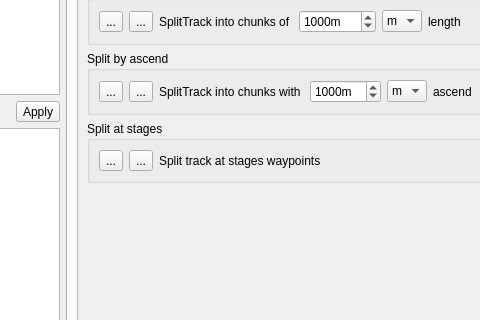
Qt form src/ITrackFilterWidget.ui (ntruchsess/QLandkarteGT) before a commit; both pictures show x 207 to 687 and y 191 to 511 of the 1068 by 605 pixel window.
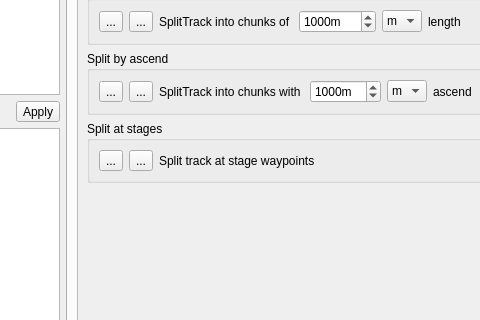
The same form after that commit. The open tabs and pages were chosen to show the change. Icons and pictures are not drawn.

The edit to the form file:
```diff
--- a/src/ITrackFilterWidget.ui
+++ b/src/ITrackFilterWidget.ui
@@ -763,8 +763,8 @@
            <rect>
             <x>0</x>
             <y>0</y>
-            <width>760</width>
-            <height>503</height>
+            <width>776</width>
+            <height>525</height>
            </rect>
           </property>
           <layout class="QVBoxLayout" name="verticalLayout_5">
@@ -1160,7 +1160,7 @@
               <item>
                <widget class="QLabel" name="label_17">
                 <property name="text">
-                 <string>Split track at stages waypoints</string>
+                 <string>Split track at stage waypoints</string>
                 </property>
                </widget>
               </item>
```
Left out of the diff: 12 changed lines with no effect on the pictures.
